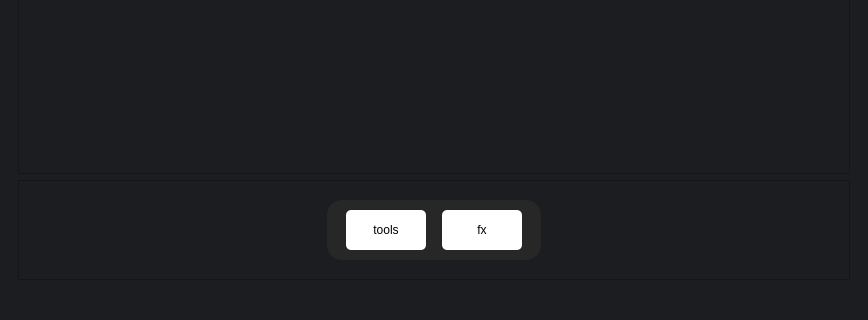
Before: the Qt Designer form MiniPhotoshop/mainwindow.ui in HassanIsmail16/Image-Processing-Application, drawn with Qt 5; both pictures show x 0 to 868 and y 404 to 724 of the 868 by 724 pixel window.
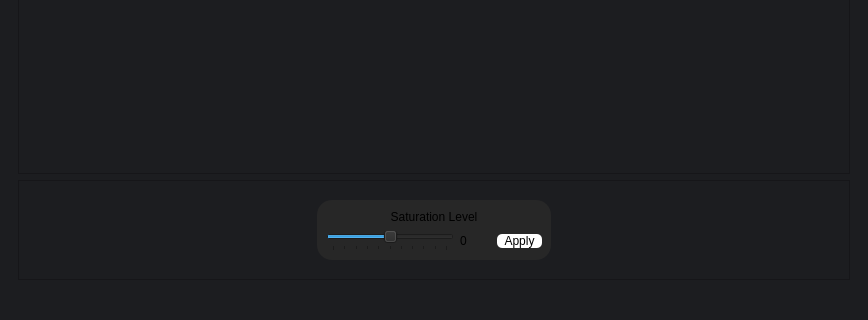
After: the same form once the commit is applied. The open tabs and pages were chosen to show the change.

Commit message: Completed Saturation GUI

Diff of the .ui file:
```diff
--- a/MiniPhotoshop/mainwindow.ui
+++ b/MiniPhotoshop/mainwindow.ui
@@ -1665,6 +1665,156 @@
                </item>
               </layout>
              </widget>
+             <widget class="QWidget" name="saturation11">
+              <layout class="QGridLayout" name="gridLayout_21">
+               <item row="0" column="0">
+                <spacer name="horizontalSpacer_25">
+                 <property name="orientation">
+                  <enum>Qt::Horizontal</enum>
+                 </property>
+                 <property name="sizeType">
+                  <enum>QSizePolicy::Maximum</enum>
+                 </property>
+                 <property name="sizeHint" stdset="0">
+                  <size>
+                   <width>280</width>
+                   <height>20</height>
+                  </size>
+                 </property>
+                </spacer>
+               </item>
+               <item row="0" column="1">
+                <widget class="QFrame" name="navigation_11">
+                 <property name="maximumSize">
+                  <size>
+                   <width>16777215</width>
+                   <height>60</height>
+                  </size>
+                 </property>
+                 <property name="styleSheet">
+                  <string notr="true">background-color: rgb(39, 39, 39);
+border-radius: 15px;</string>
+                 </property>
+                 <layout class="QGridLayout" name="gridLayout_17">
+                  <item row="0" column="0">
+                   <widget class="QLabel" name="label_8">
+                    <property name="styleSheet">
+                     <string notr="true">font: 700 8pt &quot;Poppins&quot;;</string>
+                    </property>
+                    <property name="text">
+                     <string>Saturation Level</string>
+                    </property>
+                    <property name="alignment">
+                     <set>Qt::AlignCenter</set>
+                    </property>
+                   </widget>
+                  </item>
+                  <item row="1" column="0">
+                   <layout class="QHBoxLayout" name="horizontalLayout_12">
+                    <item>
+                     <widget class="QSlider" name="saturationSlider">
+                      <property name="maximumSize">
+                       <size>
+                        <width>130</width>
+                        <height>16777215</height>
+                       </size>
+                      </property>
+                      <property name="minimum">
+                       <number>-100</number>
+                      </property>
+                      <property name="maximum">
+                       <number>100</number>
+                      </property>
+                      <property name="singleStep">
+                       <number>1</number>
+                      </property>
+                      <property name="pageStep">
+                       <number>2</number>
+                      </property>
+                      <property name="value">
+                       <number>0</number>
+                      </property>
+                      <property name="orientation">
+                       <enum>Qt::Horizontal</enum>
+                      </property>
+                      <property name="tickPosition">
+                       <enum>QSlider::TicksBelow</enum>
+                      </property>
+                      <property name="tickInterval">
+                       <number>20</number>
+                      </property>
+                     </widget>
+                    </item>
+                    <item>
+                     <widget class="QLabel" name="saturationValueLabel">
+                      <property name="minimumSize">
+                       <size>
+                        <width>31</width>
+                        <height>16</height>
+                       </size>
+                      </property>
+                      <property name="maximumSize">
+                       <size>
+                        <width>31</width>
+                        <height>20</height>
+                       </size>
+                      </property>
+                      <property name="text">
+                       <string>0</string>
+                      </property>
+                     </widget>
+                    </item>
+                    <item>
+                     <widget class="QPushButton" name="saturationApplyBtn">
+                      <property name="minimumSize">
+                       <size>
+                        <width>45</width>
+                        <height>13</height>
+                       </size>
+                      </property>
+                      <property name="maximumSize">
+                       <size>
+                        <width>50</width>
+                        <height>16777215</height>
+                       </size>
+                      </property>
+                      <property name="cursor">
+                       <cursorShape>PointingHandCursor</cursorShape>
+                      </property>
+                      <property name="styleSheet">
+                       <string notr="true">color: rgb(0,0,0);
+background-color: rgb(255, 255, 255);
+border-radius: 5px;
+font: 8pt &quot;Poppins&quot;;</string>
+                      </property>
+                      <property name="text">
+                       <string>Apply</string>
+                      </property>
+                     </widget>
+                    </item>
+                   </layout>
+                  </item>
+                 </layout>
+                </widget>
+               </item>
+               <item row="0" column="2">
+                <spacer name="horizontalSpacer_26">
+                 <property name="orientation">
+                  <enum>Qt::Horizontal</enum>
+                 </property>
+                 <property name="sizeType">
+                  <enum>QSizePolicy::Maximum</enum>
+                 </property>
+                 <property name="sizeHint" stdset="0">
+                  <size>
+                   <width>280</width>
+                   <height>20</height>
+                  </size>
+                 </property>
+                </spacer>
+               </item>
+              </layout>
+             </widget>
             </widget>
            </item>
           </layout>
```
Left out of the diff: 2 changed lines with no effect on the pictures. The commit also changes 2 other files.
